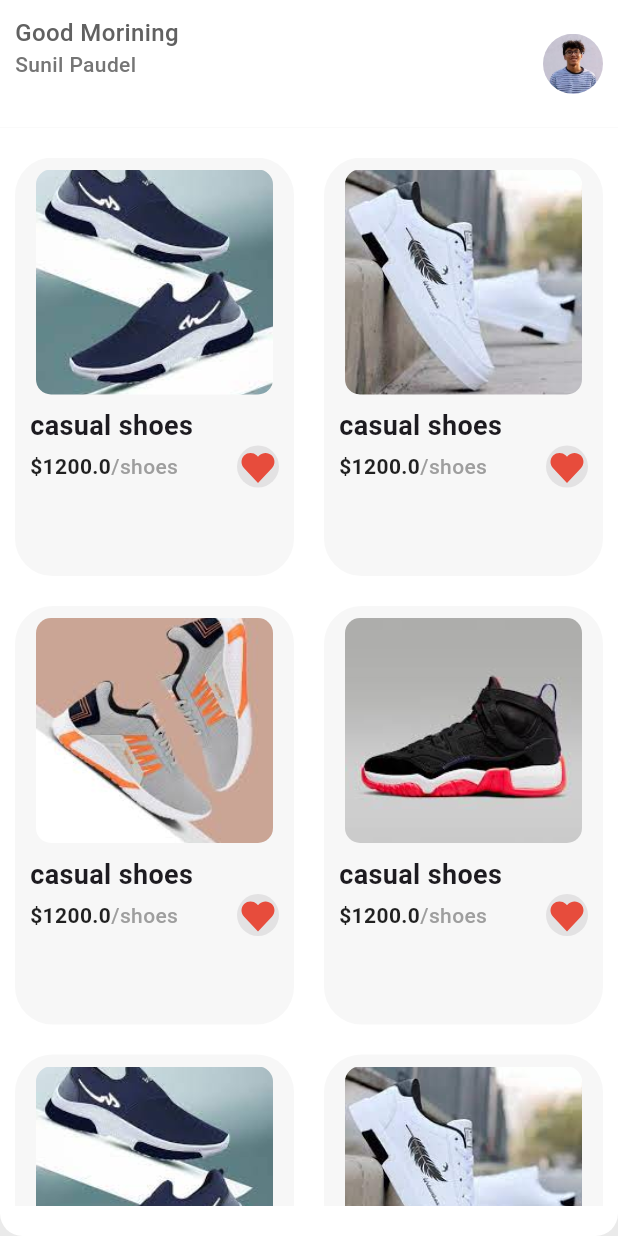
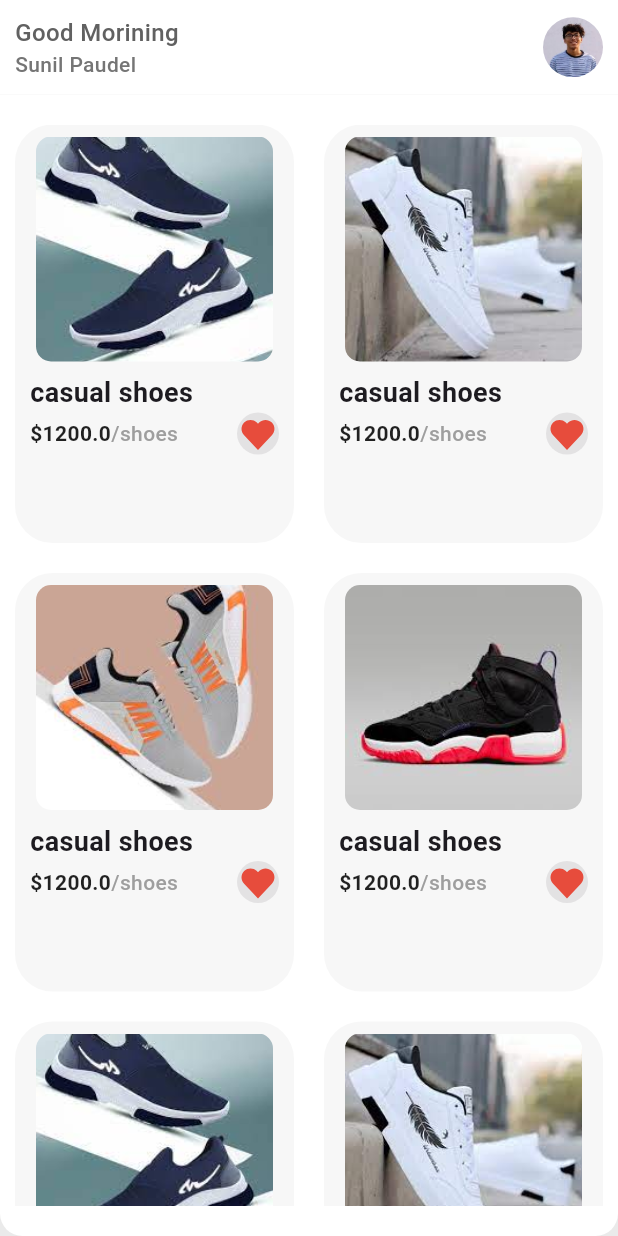
Before and after one commit to SunilPdl/flutter-animation, a Flutter app: the screen it shows after launch, on a phone screen of 412 x 824 dp. Run offline on Flutter 3.47's test engine with Material 3 defaults, Android fonts, the light colour scheme and no system bars; our stand-ins replace flutter_svg.

Commit message:
update : remove height

```diff
--- a/first_animation/lib/screens/home/components/home_header.dart
+++ b/first_animation/lib/screens/home/components/home_header.dart
@@ -7,7 +7,6 @@ class HomeHeader extends StatelessWidget {
   @override
   Widget build(BuildContext context) {
     return Container(
-      height: headerHeight,
       color: Colors.white,
       padding: EdgeInsets.all(defaultPadding),
       child: Row(
```
